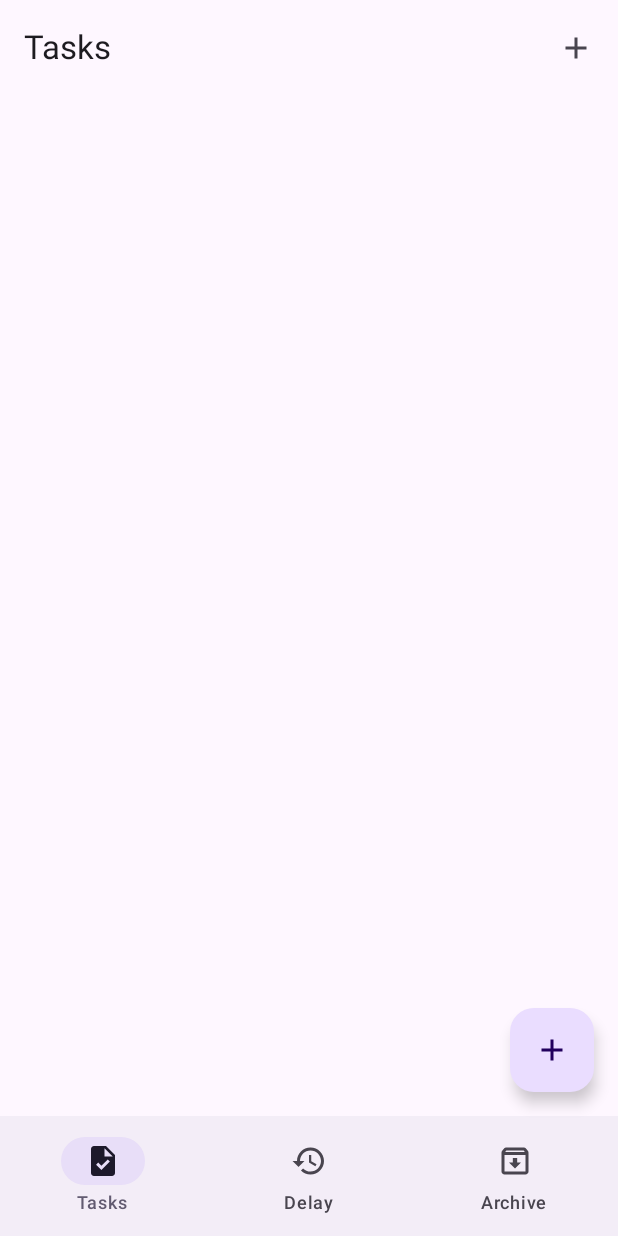
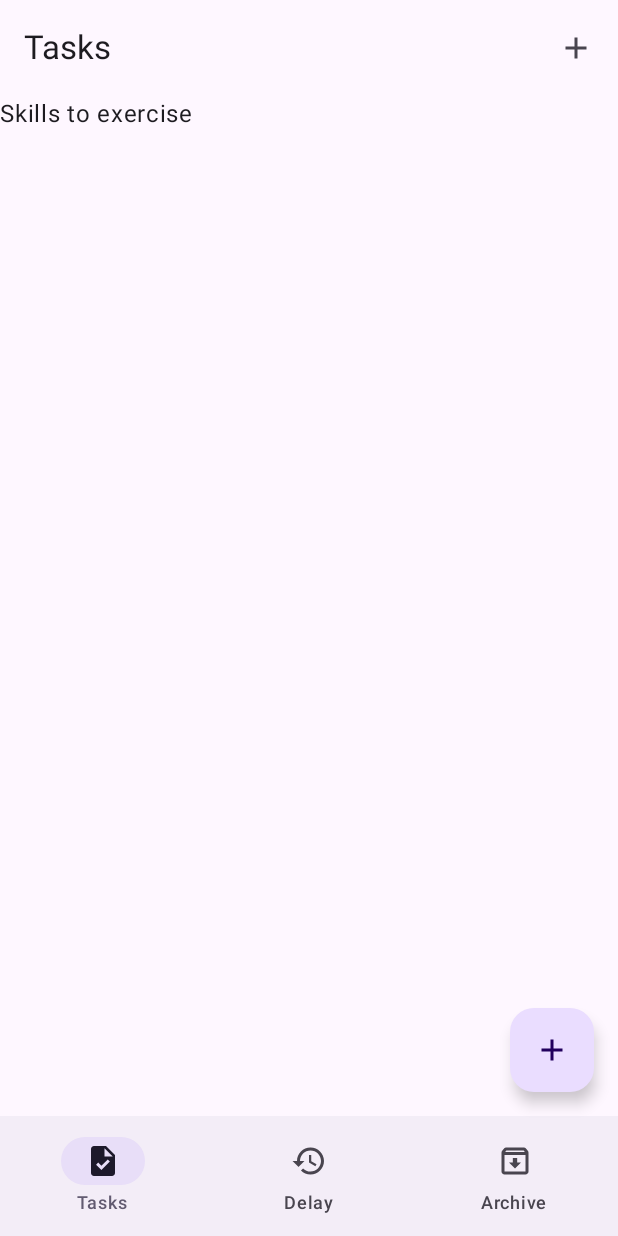
Before and after one commit to mwalica/todo-repeat, an Android app built with Jetpack Compose: the screen it shows after launch (MainActivity), on a phone screen of 412 x 824 dp. Run offline under Robolectric (Android 15) with nearby library versions, the phone set to English and light mode, and no system bars; our stand-ins replace Dagger/Hilt's generated code, Room's generated code.

Commit message:
update task

```diff
--- a/app/src/main/java/ch/walica/todo_repeat_2/presentation/tasklist/TaskListScreen.kt
+++ b/app/src/main/java/ch/walica/todo_repeat_2/presentation/tasklist/TaskListScreen.kt
@@ -4,21 +4,30 @@ import androidx.compose.foundation.layout.Column
 import androidx.compose.foundation.layout.Row
 import androidx.compose.foundation.layout.fillMaxSize
 import androidx.compose.foundation.layout.fillMaxWidth
+import androidx.compose.foundation.layout.padding
 import androidx.compose.foundation.lazy.LazyColumn
 import androidx.compose.foundation.lazy.itemsIndexed
+import androidx.compose.material.icons.Icons
+import androidx.compose.material.icons.rounded.Remove
 import androidx.compose.material3.AlertDialog
-import androidx.compose.material3.Button
+import androidx.compose.material3.Card
+import androidx.compose.material3.Divider
+import androidx.compose.material3.Icon
+import androidx.compose.material3.IconButton
+import androidx.compose.material3.ListItem
+import androidx.compose.material3.ListItemDefaults
 import androidx.compose.material3.OutlinedButton
 import androidx.compose.material3.Text
 import androidx.compose.material3.TextField
 import androidx.compose.runtime.Composable
 import androidx.compose.runtime.collectAsState
 import androidx.compose.ui.Modifier
+import androidx.compose.ui.graphics.Color
 import androidx.compose.ui.res.stringResource
 import androidx.hilt.navigation.compose.hiltViewModel
-import androidx.lifecycle.viewmodel.compose.viewModel
 import ch.walica.todo_repeat_2.R
 import ch.walica.todo_repeat_2.presentation.main.MainState
+import java.time.ZonedDateTime
 
 @Composable
 fun TaskListScreen(
@@ -29,13 +38,51 @@ fun TaskListScreen(
 
     val taskListState = taskListViewModel.state.collectAsState(TaskListState()).value
 
-    LazyColumn(
-        modifier = Modifier.fillMaxSize()
-    ) {
-        itemsIndexed(items = taskListState.tasks, key = { _, todo -> todo.id }) { index, todo ->
-            Text(text = todo.title)
+    Column(modifier = Modifier.fillMaxWidth()) {
+        Text(text = "Skills to exercise")
+        Card(
+            modifier = Modifier
+                .fillMaxWidth()
+        ) {
+            LazyColumn(
+                modifier = Modifier.fillMaxWidth()
+            ) {
+                itemsIndexed(
+                    items = taskListState.tasks,
+                    key = { _, task -> task.id }) { index, task ->
+                    ListItem(
+                        headlineContent = { Text(text = task.title) },
+                        trailingContent = {
+                            IconButton(onClick = {
+                                taskListViewModel.onEvent(
+                                    TaskListEvent.UpdateTask(
+                                        task.copy(
+                                            active = false,
+                                            firstTime = false,
+                                            date = ZonedDateTime.now().toEpochSecond()
+                                        )
+                                    )
+                                )
+                            }) {
+                                Icon(
+                                    imageVector = Icons.Rounded.Remove,
+                                    contentDescription = "To archive"
+                                )
+                            }
+                        },
+                        colors = ListItemDefaults.colors(
+                            containerColor = Color.Transparent
+                        )
+                    )
+                    if (index != taskListState.tasks.size - 1) {
+                        Divider()
+                    }
+                }
+            }
         }
     }
+
+
 
     if (mainState.isShow) {
         AlertDialog(
--- a/app/src/main/java/ch/walica/todo_repeat_2/presentation/tasklist/TaskListViewModel.kt
+++ b/app/src/main/java/ch/walica/todo_repeat_2/presentation/tasklist/TaskListViewModel.kt
@@ -19,7 +19,7 @@ import javax.inject.Inject
 @HiltViewModel
 class TaskListViewModel @Inject constructor(
     private val upsertTaskUseCase: UpsertTaskUseCase,
-    private val getActiveTasksUseCase: GetActiveTasksUseCase
+    getActiveTasksUseCase: GetActiveTasksUseCase
 ) : ViewModel() {
 
     private val _tasks = getActiveTasksUseCase().stateIn(
@@ -60,6 +60,14 @@ class TaskListViewModel @Inject constructor(
                     upsertTaskUseCase(task = task)
                 }
             }
+
+            is TaskListEvent.UpdateTask -> {
+                val task = event.task
+                viewModelScope.launch {
+                    upsertTaskUseCase(task = task)
+                }
+            }
+
         }
     }
 
@@ -75,4 +83,5 @@ data class TaskListState(
 sealed interface TaskListEvent {
     data class SetTask(val task: String) : TaskListEvent
     data object SaveTask : TaskListEvent
+    data class UpdateTask(val task: Task) : TaskListEvent
 }
```
